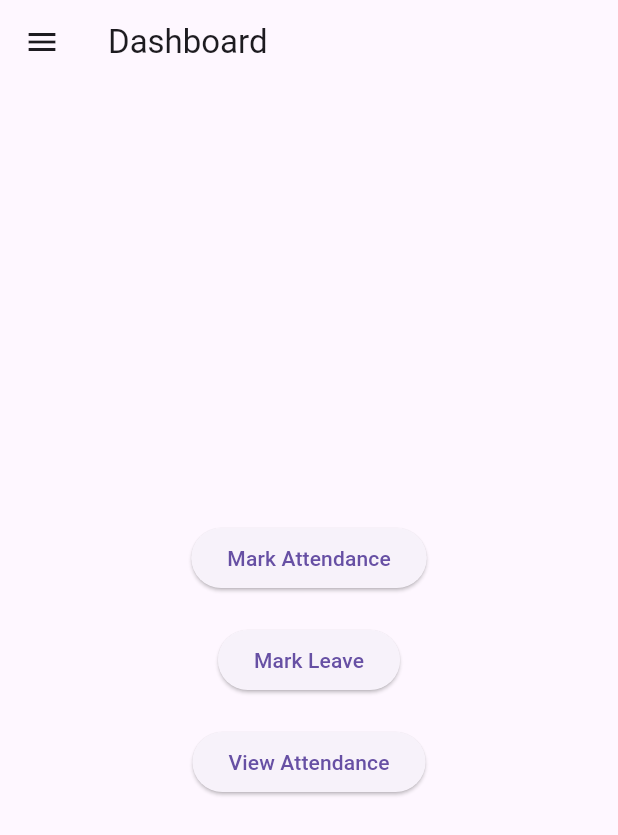
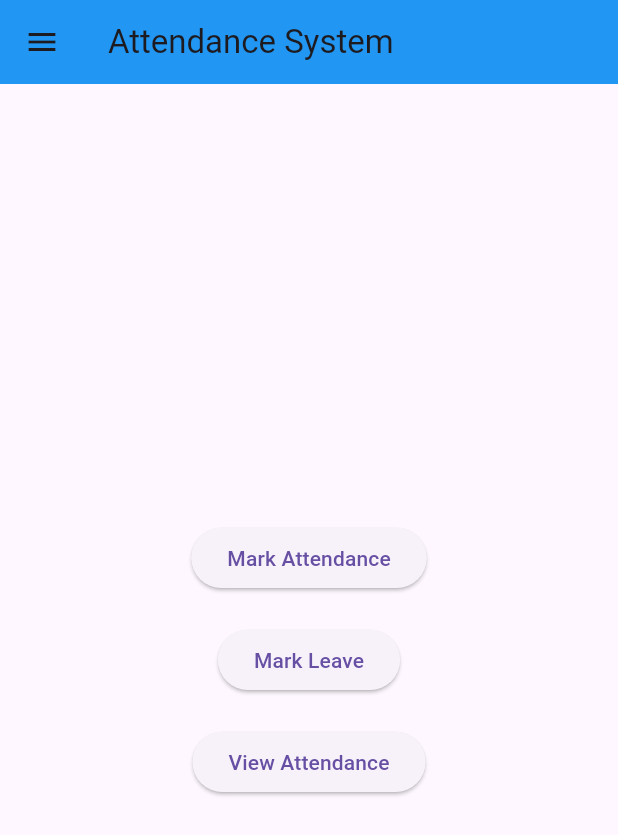
Before and after one commit to MujahidSadiq/Attendance-System, a Flutter app: the MyDashboard screen opened by its route, on a phone screen of 412 x 824 dp. Shown: the top 835 px of the screen. Run offline on Flutter 3.47's test engine with Material 3 defaults, Android fonts, the phone set to English and light mode, and no system bars; our stand-ins replace get.

Commit message:
add dashboard page with basic layout

```diff
--- a/lib/pages/dashboad.dart
+++ b/lib/pages/dashboad.dart
@@ -5,14 +5,20 @@ class MyDashboard extends StatelessWidget {
   Widget build(BuildContext context) {
     return Scaffold(
       appBar: AppBar(
-        title: Text('Dashboard'),
+        title: Text('Attendance System'),
+        backgroundColor: Colors.blue,
       ),
       drawer: Drawer(
-        child: ListView(
+        child: Column(
           children: [
-            DrawerHeader(
+            Container(
+              width: double.infinity,
+              color:
+                  Colors.blue, // Background color for the DrawerHeader section
+              child: DrawerHeader(
                 decoration: BoxDecoration(
-                color: Colors.blue,
+                  color: Colors
+                      .transparent, // Set to transparent to avoid overlapping colors
                 ),
                 child: Column(
                   mainAxisAlignment: MainAxisAlignment.center,
@@ -37,23 +43,28 @@ class MyDashboard extends StatelessWidget {
                   ],
                 ),
               ),
+            ),
+            Expanded(
+              child: Container(
+                color:
+                    Colors.white, // Background color for the rest of the Drawer
+                child: Column(
+                  children: [
                     ListTile(
-              title: Text('Mark Attendance'),
+                      title: Text('Attendance Records'),
                       onTap: () {
                         // Add logic for Mark Attendance button
                       },
                     ),
                     ListTile(
-              title: Text('Mark Leave'),
+                      title: Text('Leave Records'),
                       onTap: () {
                         // Add logic for Mark Leave button
                       },
                     ),
-            ListTile(
-              title: Text('View Attendance'),
-              onTap: () {
-                // Add logic for View Attendance button
-              },
+                  ],
+                ),
+              ),
             ),
           ],
         ),
@@ -85,6 +96,10 @@ class MyDashboard extends StatelessWidget {
           ],
         ),
       ),
+
+
+
+
     );
   }
 }
--- a/lib/pages/login.dart
+++ b/lib/pages/login.dart
@@ -1,5 +1,6 @@
 import 'package:flutter/material.dart';
 import 'package:get/get.dart';
+import 'package:page_navigation_by_get/pages/dashboad.dart';
 
 class MyLogin extends StatefulWidget {
   const MyLogin({super.key});
@@ -74,6 +75,7 @@ class _MyLoginState extends State<MyLogin> {
                           color: Colors.white,
                           onPressed: () {
                             Get.toNamed('/dashboard');
+                            Get.offAll(() => MyDashboard());
                           },
                           icon: Icon(Icons.arrow_forward),
                         ),
--- a/lib/pages/register.dart
+++ b/lib/pages/register.dart
@@ -1,5 +1,6 @@
 import 'package:flutter/material.dart';
 import 'package:get/get.dart';
+import 'package:page_navigation_by_get/pages/dashboad.dart';
 
 class MyRegister extends StatefulWidget {
   const MyRegister({super.key});
@@ -129,6 +130,7 @@ class _MyRegisterState extends State<MyRegister> {
                                 color: Colors.white,
                                 onPressed: () {
                                   Get.toNamed('/dashboard');
+                                  Get.offAll(() => MyDashboard());
                                 },
                                 icon: Icon(
                                   Icons.arrow_forward,
```
Lines whose indentation alone changed are shown as unchanged.
